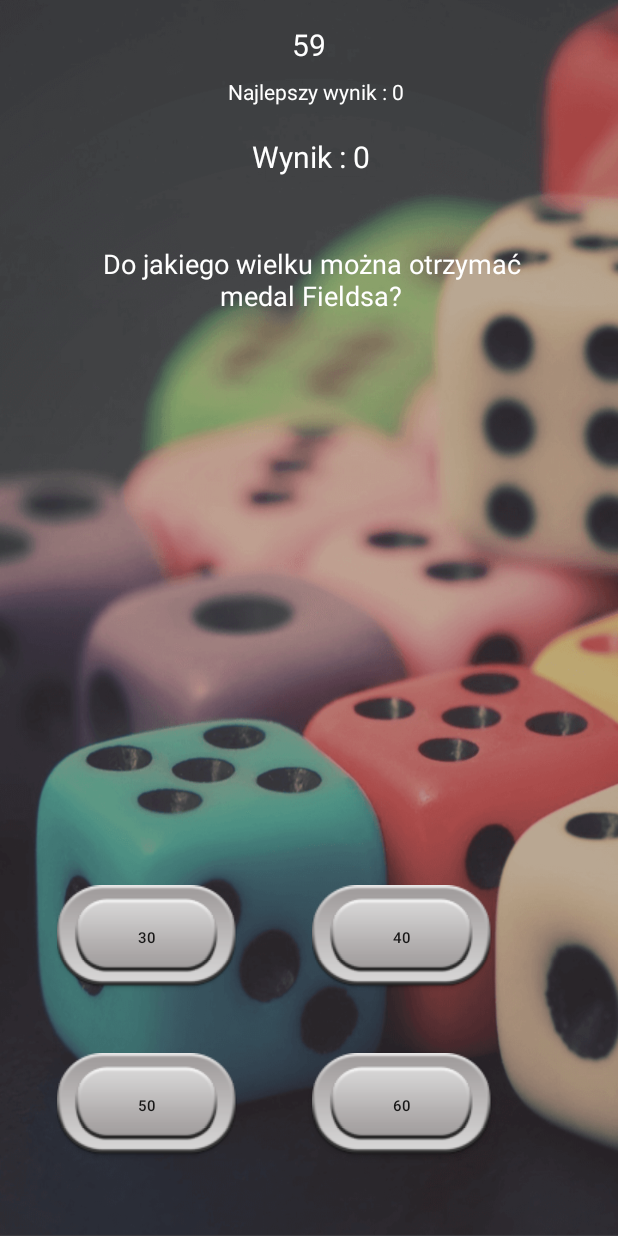
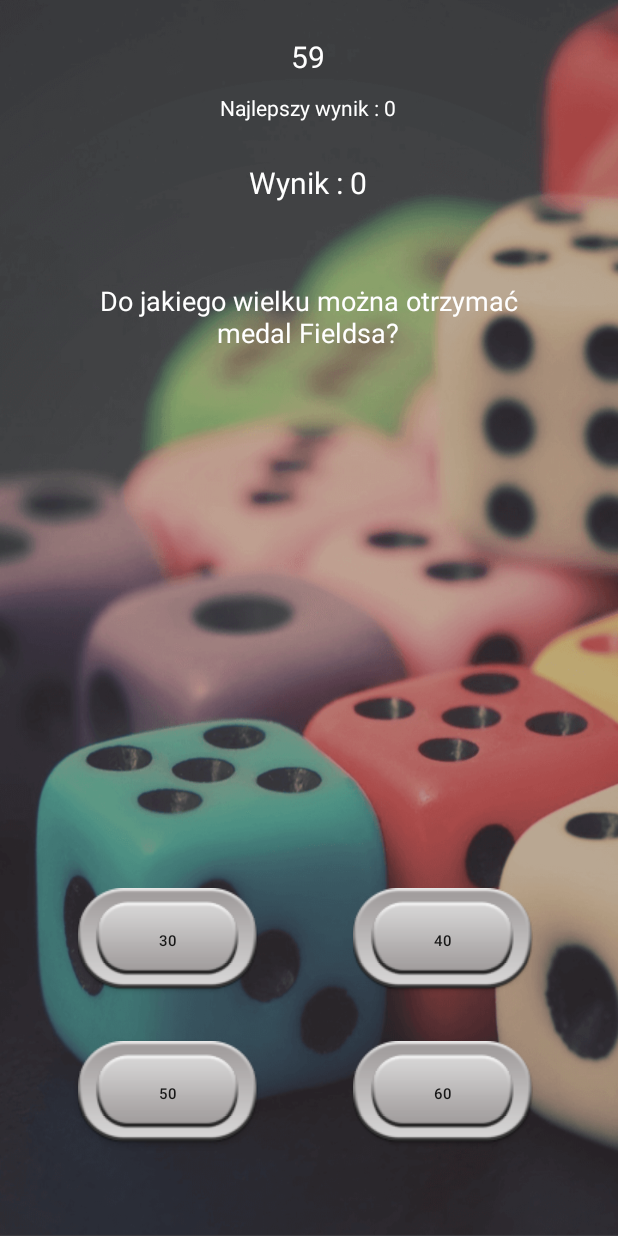
Before and after one commit to MTrzepacz/QuizGame-Android, an Android app: the MathActivity screen opened directly, with no data from a screen before it, on a phone screen of 412 x 824 dp. Run offline under Robolectric (Android 15) with nearby library versions, the phone set to English and light mode, and no system bars.

Commit message:
make layouts prettier

```diff
--- a/app/src/main/AndroidManifest.xml
+++ b/app/src/main/AndroidManifest.xml
@@ -45,6 +45,7 @@
         </activity>
         <activity
             android:name=".TopicList"
+            android:screenOrientation="portrait"
             android:configChanges="keyboardHidden|orientation|screenSize"
             android:parentActivityName=".Start">
             <!-- The meta-data tag is required if you support API level 15 and lower -->
@@ -54,6 +55,7 @@
         </activity>
         <activity
             android:name=".PlayOrAddNewQuestionActivity"
+            android:screenOrientation="portrait"
             android:configChanges="keyboardHidden|orientation|screenSize"
             android:parentActivityName=".TopicList">
             <!-- The meta-data tag is required if you support API level 15 and lower -->
@@ -63,6 +65,7 @@
         </activity>
         <activity
             android:name=".AddNewQuestionActivity"
+            android:screenOrientation="portrait"
             android:configChanges="keyboardHidden|orientation|screenSize"
             android:parentActivityName=".PlayOrAddNewQuestionActivity">
             <!-- The meta-data tag is required if you support API level 15 and lower -->
@@ -72,6 +75,7 @@
         </activity>
         <activity
             android:name=".CustomCategoryActivity"
+            android:screenOrientation="portrait"
             android:configChanges="keyboardHidden|orientation|screenSize"
             android:parentActivityName=".PlayOrAddNewQuestionActivity">
             <!-- The meta-data tag is required if you support API level 15 and lower -->
--- a/app/src/main/res/layout/activity_math.xml
+++ b/app/src/main/res/layout/activity_math.xml
@@ -9,12 +9,12 @@
     tools:context="mtrzepacz.quizgame.MathActivity">
 
     <Button
-        android:background="@drawable/customquizbutton"
         android:id="@+id/answer3"
         android:layout_width="120dp"
         android:layout_height="70dp"
-        android:layout_marginBottom="52dp"
-        android:layout_marginLeft="38dp"
+        android:layout_marginLeft="52dp"
+        android:layout_marginBottom="60dp"
+        android:background="@drawable/customquizbutton"
         android:text="Button"
         android:textSize="10dp"
         app:layout_constraintBottom_toBottomOf="parent"
@@ -22,107 +22,108 @@
 
     <TextView
         android:id="@+id/QuestionView"
+        android:layout_width="300dp"
+        android:layout_height="120dp"
+        android:layout_marginLeft="25dp"
+        android:layout_marginTop="40dp"
+        android:layout_marginRight="25dp"
+        android:gravity="center_horizontal"
+        android:textAlignment="center"
+        android:textColor="#FFFFFF"
         android:textSize="18dp"
-        android:textColor="#FFFFFF"
-        android:textAlignment="center"
-        android:layout_width="309dp"
-        android:layout_height="112dp"
-        android:layout_marginRight="25dp"
+        app:layout_constraintHorizontal_bias="0.491"
+        app:layout_constraintLeft_toLeftOf="parent"
         app:layout_constraintRight_toRightOf="parent"
-        android:layout_marginLeft="25dp"
-        app:layout_constraintLeft_toLeftOf="parent"
-        app:layout_constraintHorizontal_bias="0.52"
-        android:layout_marginTop="33dp"
-        app:layout_constraintTop_toBottomOf="@+id/score"
-        android:gravity="center_horizontal" />
+        app:layout_constraintTop_toBottomOf="@+id/score" />
 
     <Button
-        android:background="@drawable/customquizbutton"
         android:id="@+id/answer2"
         android:layout_width="120dp"
-        android:textSize="10dp"
         android:layout_height="70dp"
-        android:layout_marginBottom="42dp"
         android:layout_marginLeft="50dp"
         android:layout_marginRight="28dp"
+        android:layout_marginBottom="32dp"
+        android:background="@drawable/customquizbutton"
         android:text="Button"
+        android:textSize="10dp"
         app:layout_constraintBottom_toTopOf="@+id/answer4"
-        app:layout_constraintHorizontal_bias="0.0"
+        app:layout_constraintHorizontal_bias="0.317"
         app:layout_constraintLeft_toRightOf="@+id/answer1"
         app:layout_constraintRight_toRightOf="parent" />
 
     <Button
-        android:background="@drawable/customquizbutton"
         android:id="@+id/answer4"
         android:layout_width="120dp"
         android:layout_height="70dp"
-        android:layout_marginBottom="52dp"
         android:layout_marginLeft="50dp"
         android:layout_marginRight="28dp"
+        android:layout_marginBottom="60dp"
+        android:background="@drawable/customquizbutton"
         android:text="Button"
         android:textSize="10dp"
         app:layout_constraintBottom_toBottomOf="parent"
-        app:layout_constraintHorizontal_bias="0.0"
+        app:layout_constraintHorizontal_bias="0.317"
         app:layout_constraintLeft_toRightOf="@+id/answer3"
         app:layout_constraintRight_toRightOf="parent" />
 
     <Button
-        android:background="@drawable/customquizbutton"
         android:id="@+id/answer1"
         android:layout_width="120dp"
         android:layout_height="70dp"
-        android:layout_marginBottom="42dp"
-        android:layout_marginLeft="38dp"
+        android:layout_marginLeft="52dp"
+        android:layout_marginBottom="32dp"
+        android:background="@drawable/customquizbutton"
         android:text="Button"
         android:textSize="10dp"
         app:layout_constraintBottom_toTopOf="@+id/answer3"
         app:layout_constraintLeft_toLeftOf="parent" />
 
     <TextView
+        android:id="@+id/score"
+        android:layout_width="300dp"
+        android:layout_height="40dp"
+        android:layout_marginLeft="24dp"
+        android:layout_marginTop="16dp"
+        android:layout_marginRight="24dp"
+        android:gravity="center_horizontal"
+        android:textAlignment="center"
+        android:textColor="#FFFFFF"
         android:textSize="20dp"
-        android:id="@+id/score"
-        android:textColor="#FFFFFF"
-        android:textAlignment="center"
-        android:layout_width="295dp"
-        android:layout_height="39dp"
         android:visibility="visible"
-        android:layout_marginLeft="24dp"
+        app:layout_constraintHorizontal_bias="0.492"
         app:layout_constraintLeft_toLeftOf="parent"
-        android:layout_marginRight="24dp"
         app:layout_constraintRight_toRightOf="parent"
-        app:layout_constraintHorizontal_bias="0.529"
-        android:layout_marginTop="8dp"
-        app:layout_constraintTop_toBottomOf="@+id/BestScoreView"
-        android:gravity="center_horizontal" />
+        app:layout_constraintTop_toBottomOf="@+id/BestScoreView" />
 
     <TextView
+        android:id="@+id/timerView"
+        android:layout_width="300dp"
+        android:layout_height="30dp"
+        android:layout_marginLeft="24dp"
+        android:layout_marginTop="24dp"
+        android:layout_marginRight="24dp"
+        android:gravity="center_horizontal"
         android:textAlignment="center"
+        android:textColor="#FFFFFF"
         android:textSize="20dp"
-        android:textColor="#FFFFFF"
-        android:id="@+id/timerView"
-        android:layout_width="294dp"
-        android:layout_height="27dp"
-        android:layout_marginLeft="24dp"
-        android:layout_marginRight="24dp"
-        android:layout_marginTop="16dp"
+        app:layout_constraintHorizontal_bias="0.492"
         app:layout_constraintLeft_toLeftOf="parent"
         app:layout_constraintRight_toRightOf="parent"
-        app:layout_constraintTop_toTopOf="parent"
-        android:gravity="center_horizontal" />
+        app:layout_constraintTop_toTopOf="parent" />
 
     <TextView
         android:id="@+id/BestScoreView"
-        android:layout_width="298dp"
+        android:layout_width="300dp"
+        android:layout_height="30dp"
+        android:layout_marginLeft="24dp"
+        android:layout_marginTop="8dp"
+        android:layout_marginRight="24dp"
+        android:gravity="center_horizontal"
+        android:textAlignment="center"
         android:textColor="#FFFFFF"
-        android:layout_height="31dp"
-        android:layout_marginLeft="24dp"
-        android:layout_marginRight="24dp"
-        android:layout_marginTop="8dp"
-        android:textAlignment="center"
-        app:layout_constraintHorizontal_bias="0.574"
+        app:layout_constraintHorizontal_bias="0.492"
         app:layout_constraintLeft_toLeftOf="parent"
         app:layout_constraintRight_toRightOf="parent"
-        app:layout_constraintTop_toBottomOf="@+id/timerView"
-        android:gravity="center_horizontal" />
+        app:layout_constraintTop_toBottomOf="@+id/timerView" />
 
 </androidx.constraintlayout.widget.ConstraintLayout>
```
Also changed, not shown: app/src/main/res/layout/activity_history.xml (+52 -52 lines), app/src/main/res/layout/activity_it.xml (+51 -50 lines).
